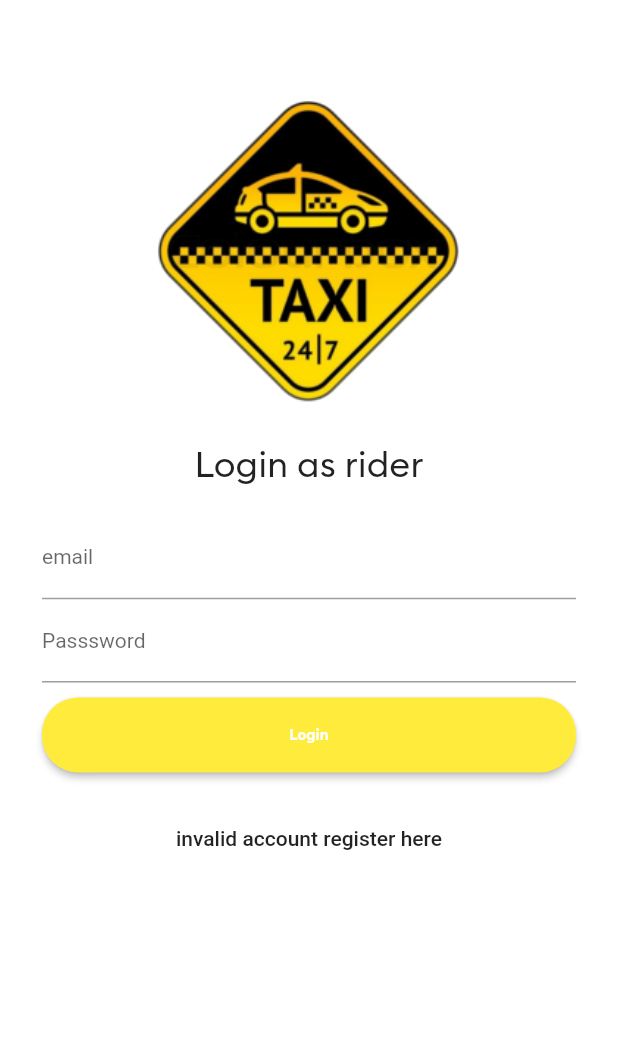
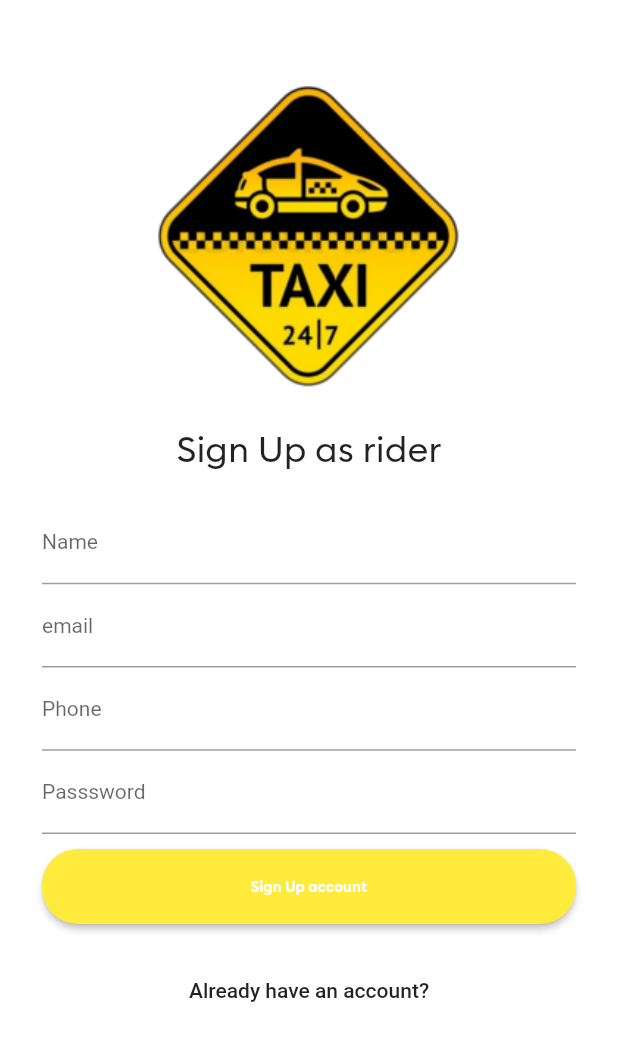
Before and after one commit to ultramegagood/fluttercar, a Flutter app: the screen it shows after launch, on a phone screen of 412 x 824 dp. Shown: the top 1041 px of the screen. Run offline on Flutter 3.47's test engine with Material 2 defaults, Android fonts, the phone set to English and light mode, and no system bars; Roboto replaces fonts that are missing (Brand Bolt).

Commit message:
Created the SignUpScreen.dart

```diff
--- /dev/null
+++ b/lib/AllScreens/signUpScreen.dart
@@ -0,0 +1,132 @@
+import 'package:flutter/material.dart';
+class SignUpScreen extends StatelessWidget {
+  @override
+  Widget build(BuildContext context) {
+    return Scaffold(
+      backgroundColor: Colors.white,
+      body: SingleChildScrollView(
+        child: Padding(
+          padding:  EdgeInsets.all(8.0),
+          child: Column(
+            children: [
+              SizedBox(height: 25.0,),
+              Image(image: AssetImage("images/logo.png"),
+                width:390.0,
+                height:250.0 ,
+                alignment: Alignment.center,),
+              SizedBox(height: 1.0,),
+              Text(
+                  "Sign Up as rider",
+                  style: TextStyle(fontSize: 24.0, fontFamily: "Brand-Regular"),
+                  textAlign: TextAlign.center
+              ),
+
+              Padding(padding: EdgeInsets.all(20.0),
+                child: Column(
+                  children: [
+                    SizedBox(height: 1.0,),
+                    TextField(
+                      keyboardType: TextInputType.text,
+                      decoration: InputDecoration(
+                        labelText: "Name",
+                        labelStyle: TextStyle(
+                          fontSize: 14.0,
+                        ),
+                        hintStyle:TextStyle(
+                          color: Colors.grey,
+                          fontSize: 10.0,
+                        ),
+                      ),
+                      style: TextStyle(fontSize: 14.0),
+                    ),
+
+
+                    SizedBox(height: 1.0,),
+                    TextField(
+                      keyboardType: TextInputType.emailAddress,
+                      decoration: InputDecoration(
+                        labelText: "email",
+                        labelStyle: TextStyle(
+                          fontSize: 14.0,
+                        ),
+                        hintStyle:TextStyle(
+                          color: Colors.grey,
+                          fontSize: 10.0,
+                        ),
+                      ),
+                      style: TextStyle(fontSize: 14.0),
+                    ),
+
+                    SizedBox(height: 1.0,),
+                    TextField(
+                      keyboardType: TextInputType.phone,
+                      decoration: InputDecoration(
+                        labelText: "Phone",
+                        labelStyle: TextStyle(
+                          fontSize: 14.0,
+                        ),
+                        hintStyle:TextStyle(
+                          color: Colors.grey,
+                          fontSize: 10.0,
+                        ),
+                      ),
+                      style: TextStyle(fontSize: 14.0),
+                    ),
+
+                    SizedBox(height: 1.0,),
+                    TextField(
+                      obscureText:true ,
+                      decoration: InputDecoration(
+                        labelText: "Passsword",
+                        labelStyle: TextStyle(
+                          fontSize: 14.0,
+                        ),
+                        hintStyle:TextStyle(
+                          color: Colors.grey,
+                          fontSize: 10.0,
+                        ),
+                      ),
+                      style: TextStyle(fontSize: 14.0),
+                    ),
+
+                    SizedBox(height: 10.0,),
+                    RaisedButton(
+                      color:Colors.yellow,
+                      textColor: Colors.white,
+                      child: Container(
+                        height: 50.0,
+                        child: Center(
+                          child: Text(
+                            "Sign Up account",
+                            style: TextStyle(fontSize: 10.0,fontFamily: "Brand Bold"),
+
+                          ),
+                        ),
+                      ),
+                      shape: new RoundedRectangleBorder(
+                        borderRadius: new BorderRadius.circular(24.0),
+                      ),
+                      onPressed: (){
+                        print("Logged In Button");
+                      },
+                    )
+
+                  ],
+                ),
+              ),
+
+              FlatButton(
+                onPressed:(){
+                  print("clicked");
+                },
+                child: Text(
+                  "Already have an account?",
+                ),
+              ),
+            ],
+          ),
+        ),
+      ),
+    );
+  }
+}
--- a/lib/main.dart
+++ b/lib/main.dart
@@ -1,5 +1,6 @@
 import 'package:firstproject/AllScreens/loginScreen.dart';
 import 'package:firstproject/AllScreens/mainscreen.dart';
+import 'package:firstproject/AllScreens/signUpScreen.dart';
 import 'package:flutter/material.dart';
 
 void main() {
@@ -17,7 +18,7 @@ class MyApp extends StatelessWidget {
 
         primarySwatch: Colors.blue,
       ),
-      home: LoginScreen(),
+      home: SignUpScreen(),
       debugShowCheckedModeBanner: false,
     );
   }
```
